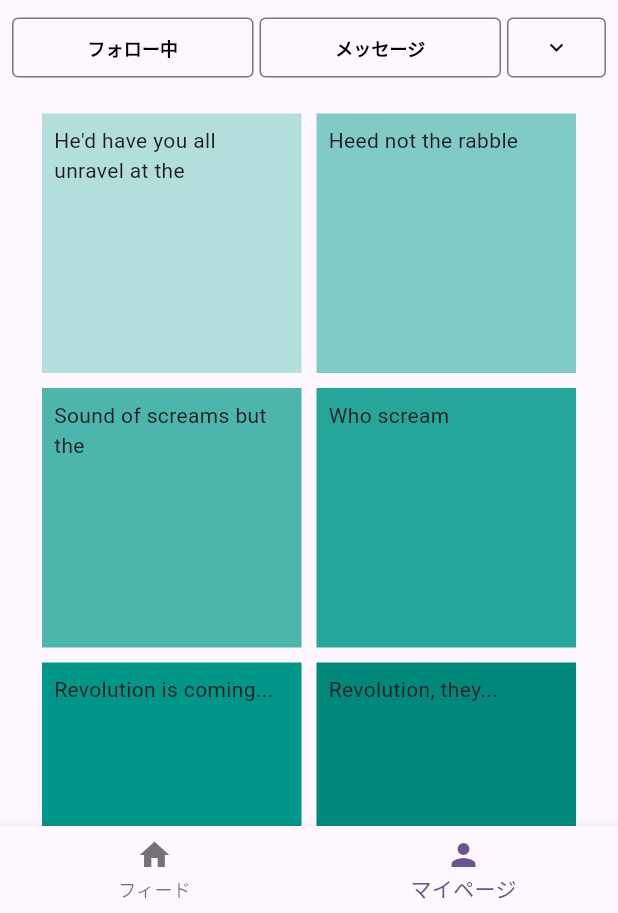
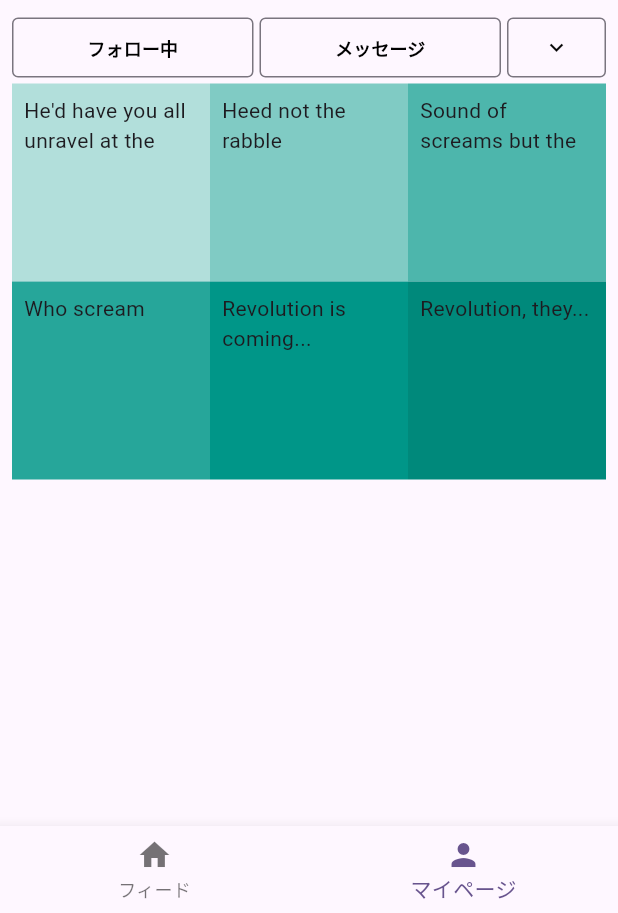
Before and after one commit to inoyoh/instagram, a Flutter app: the screen it shows after launch, item 2 of the bottom bar chosen, on a phone screen of 412 x 824 dp, the part 323-1236 px from its top. Run offline on Flutter 3.47's test engine with Material 3 defaults, Android fonts, the phone set to English and light mode, and no system bars; network calls fail.

Commit message:
Gridのスタイル調整（パディングとかなくす、3列にする）

```diff
--- a/lib/pages/my_page.dart
+++ b/lib/pages/my_page.dart
@@ -151,10 +151,7 @@ class MyPage extends StatelessWidget {
                 physics: const NeverScrollableScrollPhysics(),
 
                 primary: false,
-                padding: const EdgeInsets.all(20),
-                crossAxisSpacing: 10,
-                mainAxisSpacing: 10,
-                crossAxisCount: 2,
+                crossAxisCount: 3,
                 children: <Widget>[
                   Container(
                     padding: const EdgeInsets.all(8),
```
